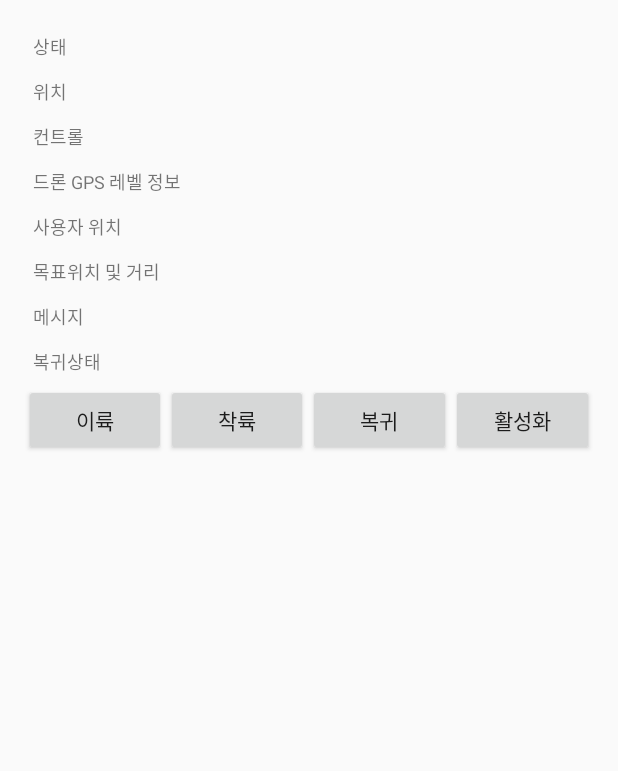
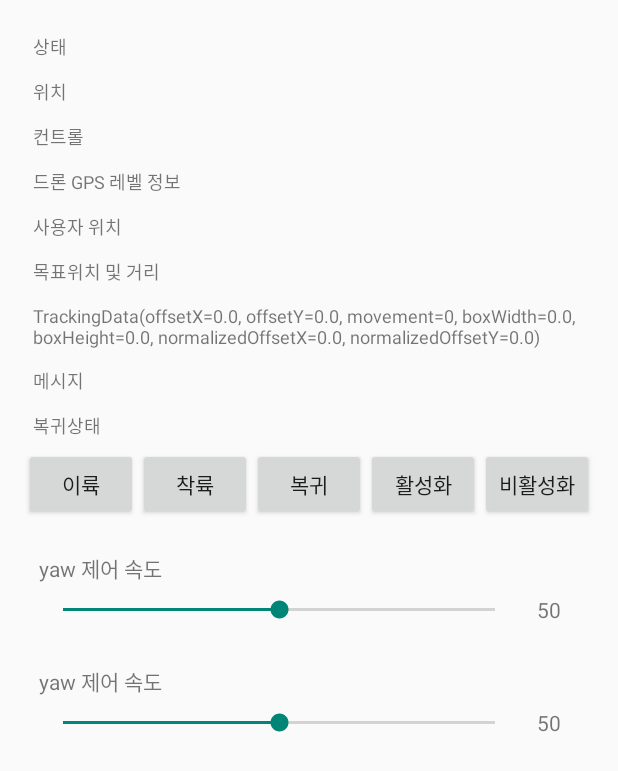
Before and after one commit to soddong/wingwing, an Android app built with Jetpack Compose: the FlightControlActivity screen opened directly, with no data from a screen before it, on a phone screen of 412 x 824 dp. Shown: the top 771 px of the screen. Run offline under Robolectric (Android 15) with nearby library versions, the phone set to English and light mode, and no system bars; libraries missing offline, so code that uses them is left out: dji.sdk.keyvalue, dji.v5.common, dji.v5.et, dji.v5.manager; 19 statements that could not run were skipped.

Commit message:
[#S11P31A307-408] Feature: 드론 시뮬레이터 자율비행 기능 구현

```diff
--- a/shieldrone-station-app/app/src/main/AndroidManifest.xml
+++ b/shieldrone-station-app/app/src/main/AndroidManifest.xml
@@ -45,7 +45,7 @@
         </activity>
         <activity android:name=".ui.SimulatorActivity" />
         <activity android:name=".ui.FlightControlActivity" />
-
+        <activity android:name=".ui.TrackingTargetActivity" />
     </application>
 
 </manifest>
--- a/shieldrone-station-app/app/src/main/java/com/shieldrone/station/controller/StreamController.kt
+++ b/shieldrone-station-app/app/src/main/java/com/shieldrone/station/controller/StreamController.kt
@@ -19,7 +19,7 @@ class StreamController(private val imageFrameProvider: ImageFrameProvider) {
         private const val HOST = "192.168.0.2"
         private const val PORT = 65432
         private const val FRAME_WIDTH = 640
-        private const val FRAME_HEIGHT = 640
+        private const val FRAME_HEIGHT = 360
     }
 
     init {
--- a/shieldrone-station-app/app/src/main/java/com/shieldrone/station/ui/FlightControlActivity.kt
+++ b/shieldrone-station-app/app/src/main/java/com/shieldrone/station/ui/FlightControlActivity.kt
@@ -6,11 +6,14 @@ import android.util.Log
 import androidx.activity.viewModels
 import androidx.appcompat.app.AppCompatActivity
 import androidx.lifecycle.Observer
+import androidx.lifecycle.asLiveData
 import com.shieldrone.station.constant.FlightContstant.Companion.FLIGHT_CONTROL_TAG
 import com.shieldrone.station.controller.RouteController
+import com.shieldrone.station.controller.TrackingTargetController
 import com.shieldrone.station.data.Position
 import com.shieldrone.station.databinding.FlightControlActivityBinding
 import com.shieldrone.station.model.FlightControlVM
+import com.shieldrone.station.model.TrackingTargetViewModel
 import com.shieldrone.station.service.route.RouteAdapter
 
 class FlightControlActivity : AppCompatActivity() {
@@ -19,6 +22,8 @@ class FlightControlActivity : AppCompatActivity() {
     private val flightControlVM: FlightControlVM by viewModels()
     private lateinit var routeAdapter: RouteAdapter
     private lateinit var routeController: RouteController
+    private lateinit var trackingController: TrackingTargetController
+    private val trackingVM: TrackingTargetViewModel by viewModels()
 
     @SuppressLint("ClickableViewAccessibility")
     override fun onCreate(savedInstanceState: Bundle?) {
@@ -39,10 +44,16 @@ class FlightControlActivity : AppCompatActivity() {
         routeController = RouteController(routeAdapter)
         routeController.startReceivingLocation()
 
+        trackingController = TrackingTargetController(trackingVM)
+
         initUiElements()
         observeData()
     }
 
+    override fun onDestroy() {
+        super.onDestroy()
+        trackingController.stopReceivingData()
+    }
     private fun initUiElements() {
         initButtonClickListeners()
     }
@@ -98,6 +109,11 @@ class FlightControlActivity : AppCompatActivity() {
             binding.txtGoHomeMessage.text = message.toString()
         }
 
+        trackingVM.trackingData.asLiveData().observe(this){message ->
+            binding.txtTargetLocationInFrame.text = message.toString()
+        }
+
+
     }
 
 }
--- a/shieldrone-station-app/app/src/main/res/layout/flight_control_activity.xml
+++ b/shieldrone-station-app/app/src/main/res/layout/flight_control_activity.xml
@@ -26,7 +26,6 @@
         android:text="컨트롤"
         android:textSize="12sp"
         android:padding="6dp" />
-
     <TextView
         android:id="@+id/txtGpsLevel"
         android:layout_width="match_parent"
@@ -48,6 +47,13 @@
         android:text="목표위치 및 거리"
         android:textSize="12sp"
         android:padding="6dp" />
+    <TextView
+        android:id="@+id/txtTargetLocationInFrame"
+        android:layout_width="match_parent"
+        android:layout_height="wrap_content"
+        android:text="프레임 내 목표"
+        android:textSize="12sp"
+        android:padding="6dp" />
     <!-- 메시지 표시 -->
     <TextView
         android:id="@+id/txtDroneMessage"
@@ -63,13 +69,14 @@
         android:text="복귀상태"
         android:textSize="12sp"
         android:padding="6dp" />
-    <!-- 버튼들 (4개씩 한 줄에 배치) -->
+
+    <!-- 버튼들 (5개씩 한 줄에 배치) -->
 
     <LinearLayout
         android:layout_width="match_parent"
-        android:layout_height="wrap_content"
+        android:layout_height="59dp"
         android:orientation="horizontal"
-        android:weightSum="4">
+        android:weightSum="5">
 
         <Button
             android:id="@+id/btnTakeOff"
@@ -84,6 +91,7 @@
             android:layout_height="wrap_content"
             android:layout_weight="1"
             android:text="착륙" />
+
         <Button
             android:id="@+id/btnGoToHome"
             android:layout_width="0dp"
@@ -106,4 +114,89 @@
             android:text="비활성화" />
     </LinearLayout>
 
+    <LinearLayout
+        android:layout_width="match_parent"
+        android:layout_height="wrap_content"
+        android:orientation="vertical"
+        android:padding="10dp">
+
+        <!-- 슬라이더 제목 -->
+        <TextView
+            android:id="@+id/yawSliderTitle"
+            android:layout_width="wrap_content"
+            android:layout_height="wrap_content"
+            android:text="yaw 제어 속도"
+            android:layout_gravity="start" />
+
+        <!-- 슬라이더와 값 표시 -->
+        <LinearLayout
+            android:layout_width="match_parent"
+            android:layout_height="wrap_content"
+            android:orientation="horizontal"
+            android:weightSum="10"
+            android:gravity="center_vertical">
+
+            <!-- 슬라이더 -->
+            <SeekBar
+                android:id="@+id/yawSlider"
+                android:layout_width="0dp"
+                android:layout_height="wrap_content"
+                android:layout_weight="9"
+                android:max="100"
+                android:progress="50"
+                android:padding="8dp" />
+
+            <!-- 슬라이더 값 표시 -->
+            <TextView
+                android:id="@+id/yawSliderValue"
+                android:layout_width="4dp"
+                android:layout_height="wrap_content"
+                android:layout_weight="1"
+                android:gravity="center"
+                android:text="50" />
+        </LinearLayout>
+    </LinearLayout>
+    <LinearLayout
+        android:layout_width="match_parent"
+        android:layout_height="wrap_content"
+        android:orientation="vertical"
+        android:padding="10dp">
+
+        <!-- 슬라이더 제목 -->
+        <TextView
+            android:id="@+id/boxSliderTitle"
+            android:layout_width="wrap_content"
+            android:layout_height="wrap_content"
+            android:text="yaw 제어 속도"
+            android:layout_gravity="start" />
+
+        <!-- 슬라이더와 값 표시 -->
+        <LinearLayout
+            android:layout_width="match_parent"
+            android:layout_height="wrap_content"
+            android:orientation="horizontal"
+            android:weightSum="10"
+            android:gravity="center_vertical">
+
+            <!-- 슬라이더 -->
+            <SeekBar
+                android:id="@+id/slider"
+                android:layout_width="0dp"
+                android:layout_height="wrap_content"
+                android:layout_weight="9"
+                android:max="100"
+                android:progress="50"
+                android:padding="8dp" />
+
+            <!-- 슬라이더 값 표시 -->
+            <TextView
+                android:id="@+id/sliderValue"
+                android:layout_width="4dp"
+                android:layout_height="wrap_content"
+                android:layout_weight="1"
+                android:gravity="center"
+                android:text="50" />
+        </LinearLayout>
+    </LinearLayout>
+
 </LinearLayout>
```
Also changed, not shown: shieldrone-station-app/app/src/main/java/com/shieldrone/station/DJIMainActivity.kt (+12 -9 lines), shieldrone-station-app/app/src/main/java/com/shieldrone/station/controller/TrackingTargetController.kt (added, +91 -0 lines), shieldrone-station-app/app/src/main/java/com/shieldrone/station/model/FlightAutoControlVM.kt (added, +158 -0 lines), shieldrone-station-app/app/src/main/java/com/shieldrone/station/ui/TrackingTargetActivity.kt (added, +186 -0 lines).
